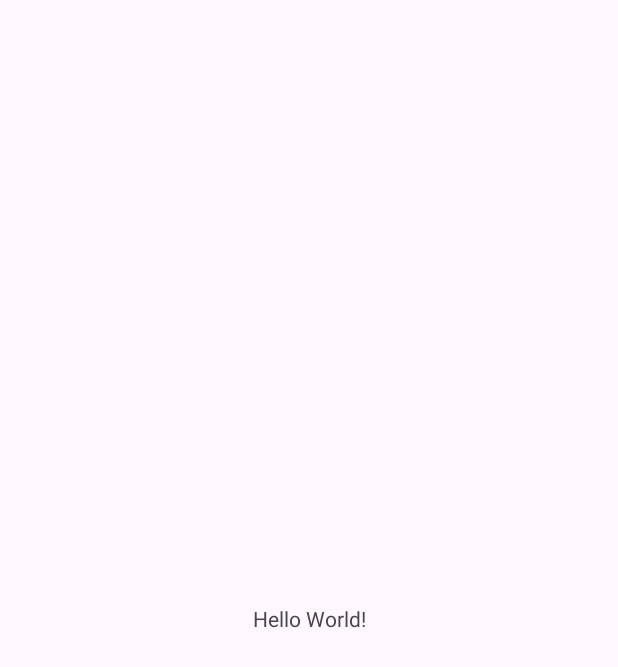
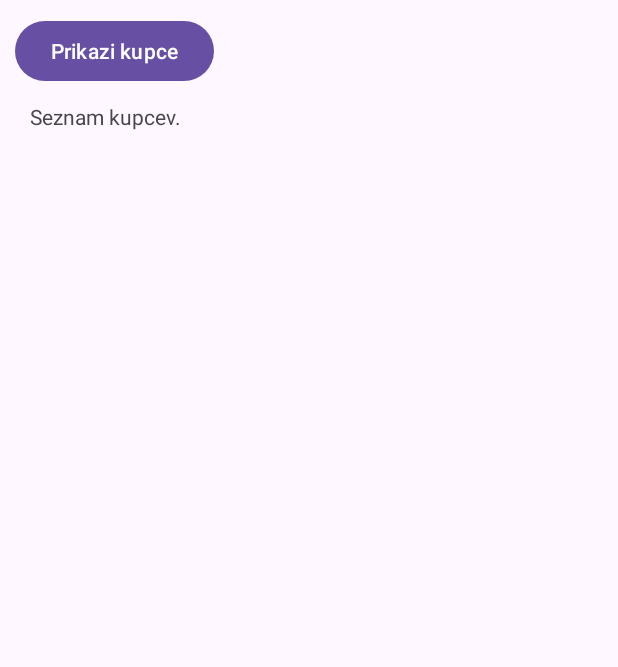
Before and after one commit to Surina8/FitnessApp, an Android app: the screen it shows after launch (MainActivity), on a phone screen of 412 x 824 dp. Before the commit the part shown is almost empty. Shown: the top 667 px of the screen. Run offline under Robolectric (Android 15) with nearby library versions, the phone set to English and light mode, and no system bars; our stand-ins replace Volley.

Commit message:
spremenjena imena ipd.

```diff
--- a/app/src/main/java/com/example/fitnessapp/MainActivity.java
+++ b/app/src/main/java/com/example/fitnessapp/MainActivity.java
@@ -1,24 +1,86 @@
 package com.example.fitnessapp;
+
+import androidx.appcompat.app.AppCompatActivity;
 
 import android.os.Bundle;
 
-import androidx.activity.EdgeToEdge;
+import android.content.Intent;
+import android.os.Bundle;
+import android.text.method.ScrollingMovementMethod;
+import android.util.Log;
+import android.view.View;
+import android.widget.TextView;
 import androidx.appcompat.app.AppCompatActivity;
-import androidx.core.graphics.Insets;
-import androidx.core.view.ViewCompat;
-import androidx.core.view.WindowInsetsCompat;
+import com.android.volley.RequestQueue;
+import com.android.volley.Response;
+import com.android.volley.VolleyError;
+import com.android.volley.toolbox.JsonArrayRequest;
+import com.android.volley.toolbox.Volley;
+import org.json.JSONArray;
+import org.json.JSONException;
+import org.json.JSONObject;
+import java.util.ArrayList;
 
 public class MainActivity extends AppCompatActivity {
+
+    private RequestQueue requestQueue;
+    private TextView osebe;
+    private String url = "https://fitnes3-endscddjhtd0cwcs.italynorth-01.azurewebsites.net/api/v1/customer" ;
 
     @Override
     protected void onCreate(Bundle savedInstanceState) {
         super.onCreate(savedInstanceState);
-        EdgeToEdge.enable(this);
         setContentView(R.layout.activity_main);
-        ViewCompat.setOnApplyWindowInsetsListener(findViewById(R.id.main), (v, insets) -> {
-            Insets systemBars = insets.getInsets(WindowInsetsCompat.Type.systemBars());
-            v.setPadding(systemBars.left, systemBars.top, systemBars.right, systemBars.bottom);
-            return insets;
-        });
+        requestQueue = Volley.newRequestQueue(getApplicationContext());
+        osebe = (TextView) findViewById(R.id.osebe);
     }
+
+    public  void prikaziOsebe(View view){
+        if (view != null){
+            JsonArrayRequest request = new JsonArrayRequest(url, jsonArrayListener, errorListener);
+            requestQueue.add(request);
+        }
+    }
+
+    private Response.Listener<JSONArray> jsonArrayListener = new Response.Listener<JSONArray>() {
+        @Override
+        public void onResponse(JSONArray response){
+            ArrayList<String> data = new ArrayList<>();
+
+            for (int i = 0; i < response.length(); i++){
+                try {
+                    JSONObject object =response.getJSONObject(i);
+                    String name = object.getString("firstName");
+                    String surname = object.getString("lastName");
+                    String enrollmentDate = object.getString("email");
+
+                    data.add(name + " " + surname + " " + enrollmentDate);
+
+                } catch (JSONException e){
+                    e.printStackTrace();
+                    return;
+
+                }
+            }
+
+            osebe.setText("");
+
+
+            for (String row: data){
+                String currentText = osebe.getText().toString();
+                osebe.setText(currentText + "\n\n" + row);
+            }
+
+        }
+
+    };
+
+    private Response.ErrorListener errorListener = new Response.ErrorListener() {
+        @Override
+        public void onErrorResponse(VolleyError error) {
+            Log.d("REST error", error.getMessage());
+        }
+    };
+
+
 }
--- a/app/src/main/res/layout/activity_main.xml
+++ b/app/src/main/res/layout/activity_main.xml
@@ -8,12 +8,30 @@
     tools:context=".MainActivity">
 
     <TextView
+        android:id="@+id/osebe"
+        android:layout_width="wrap_content"
+        android:layout_height="0dp"
+        android:layout_marginLeft="20dp"
+        android:layout_marginTop="10dp"
+        android:layout_marginBottom="10dp"
+        android:text="Seznam kupcev."
+        app:layout_constraintBottom_toBottomOf="parent"
+        app:layout_constraintLeft_toLeftOf="parent"
+        app:layout_constraintTop_toBottomOf="@+id/button"
+        tools:layout_constraintLeft_creator="1"
+        tools:layout_constraintTop_creator="1" />
+
+    <Button
+        android:id="@+id/button"
         android:layout_width="wrap_content"
         android:layout_height="wrap_content"
-        android:text="Hello World!"
-        app:layout_constraintBottom_toBottomOf="parent"
-        app:layout_constraintEnd_toEndOf="parent"
-        app:layout_constraintStart_toStartOf="parent"
-        app:layout_constraintTop_toTopOf="parent" />
+        android:layout_marginLeft="10dp"
+        android:layout_marginTop="10dp"
+        android:onClick="prikaziOsebe"
+        android:text="Prikazi kupce"
+        app:layout_constraintLeft_toLeftOf="parent"
+        app:layout_constraintTop_toTopOf="parent"
+        tools:layout_constraintLeft_creator="1"
+        tools:layout_constraintTop_creator="1" />
 
 </androidx.constraintlayout.widget.ConstraintLayout>
```
